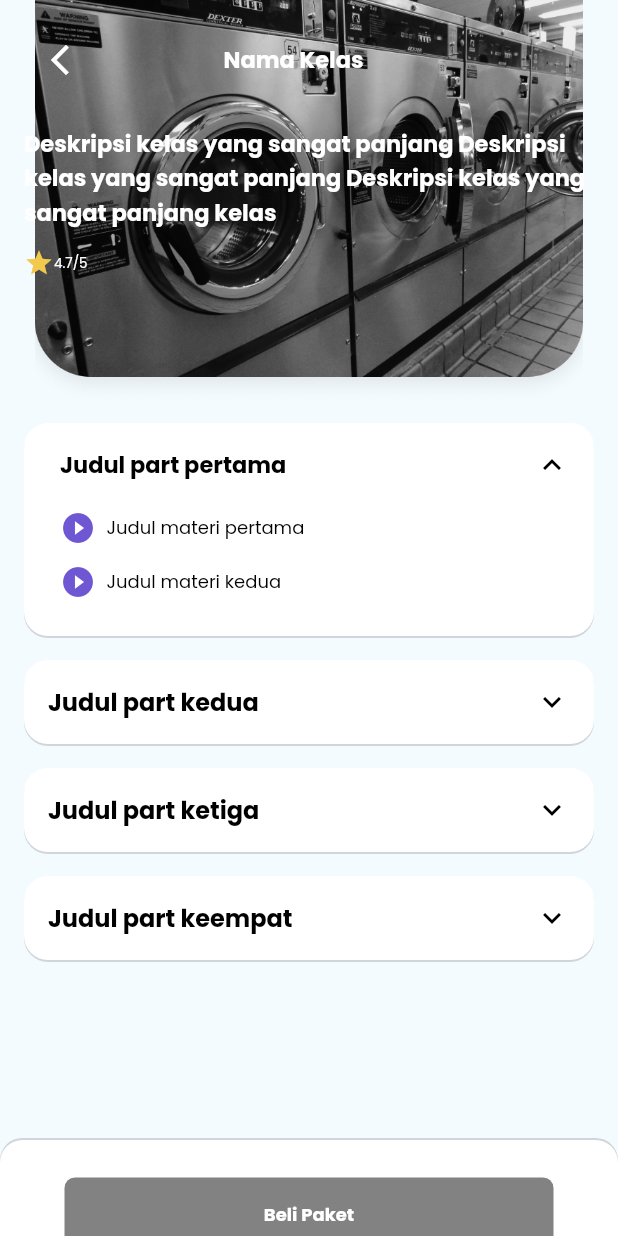
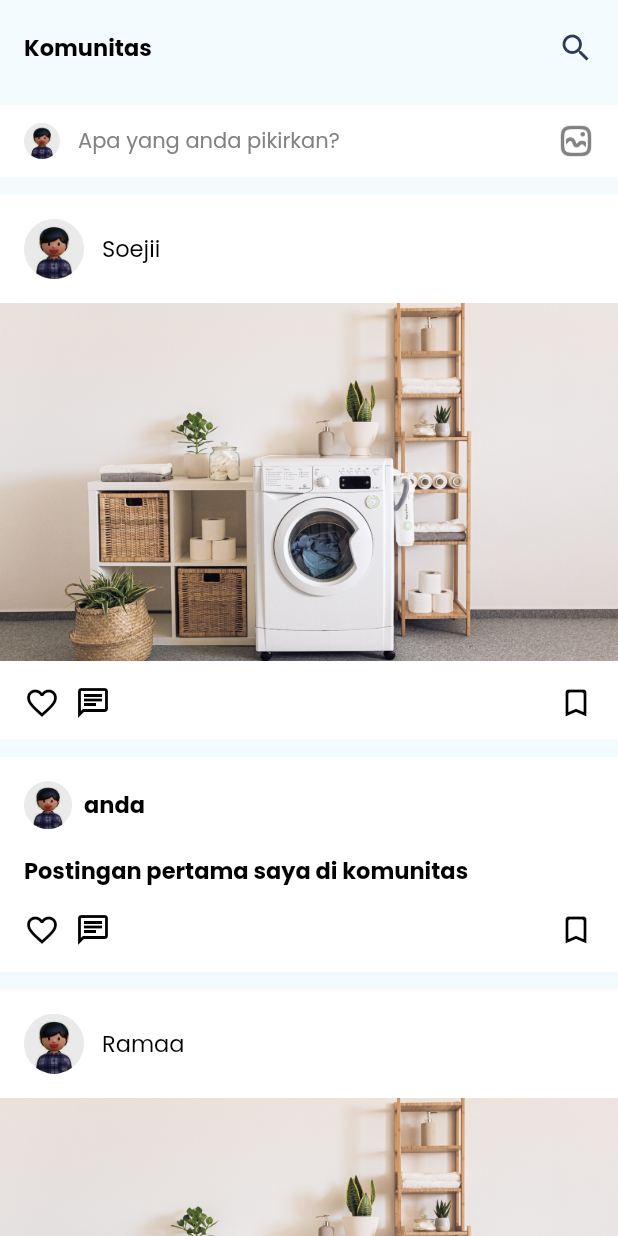
Before and after one commit to Soejii/BukaUsaha, a Flutter app: the screen it shows after launch, on a phone screen of 412 x 824 dp. Run offline on Flutter 3.47's test engine with Material 2 defaults, Android fonts, the light colour scheme and no system bars.

Commit message:
komunitas done

```diff
--- a/lib/main.dart
+++ b/lib/main.dart
@@ -1,6 +1,7 @@
 import 'package:buka_usaha/screens/beranda.dart';
 import 'package:buka_usaha/screens/detail_kelas.dart';
 import 'package:buka_usaha/screens/kelas_saya.dart';
+import 'package:buka_usaha/screens/komunitas.dart';
 import 'package:buka_usaha/screens/konsultasi.dart';
 import 'package:buka_usaha/screens/login_screen.dart';
 import 'package:buka_usaha/screens/paket_usaha.dart';
@@ -20,7 +21,7 @@ class MyApp extends StatelessWidget {
   Widget build(BuildContext context) {
     return const MaterialApp(
       debugShowCheckedModeBanner: false,
-      home: DetailKelas(),
+      home: Komunitas(),
     );
   }
 }
--- /dev/null
+++ b/lib/screens/komunitas.dart
@@ -0,0 +1,291 @@
+import 'package:buka_usaha/component/styleText.dart';
+import 'package:buka_usaha/utils/const.dart';
+import 'package:flutter/material.dart';
+import 'package:flutter/src/widgets/container.dart';
+import 'package:flutter/src/widgets/framework.dart';
+
+class Komunitas extends StatefulWidget {
+  const Komunitas({super.key});
+
+  @override
+  State<Komunitas> createState() => _KomunitasState();
+}
+
+class _KomunitasState extends State<Komunitas> {
+  @override
+  Widget build(BuildContext context) {
+    return Scaffold(
+      backgroundColor: mainbg,
+      body: ListView(
+        children: [
+          SizedBox(
+            height: 20,
+          ),
+          Padding(
+            padding: EdgeInsets.only(left: 16, right: 16),
+            child: Row(
+              crossAxisAlignment: CrossAxisAlignment.center,
+              mainAxisAlignment: MainAxisAlignment.spaceBetween,
+              children: [
+                StyleText(
+                  data: 'Komunitas',
+                  fontSize: 15,
+                  fontWeight: FontWeight.w600,
+                  color: Colors.black,
+                ),
+                Icon(
+                  Icons.search,
+                  color: Color.fromRGBO(46, 58, 89, 1),
+                )
+              ],
+            ),
+          ),
+          SizedBox(
+            height: 26,
+          ),
+          Container(
+            width: double.infinity,
+            height: 48,
+            color: Colors.white,
+            child: Padding(
+              padding: const EdgeInsets.only(
+                left: 16,
+                right: 16,
+                bottom: 12,
+                top: 12,
+              ),
+              child: Row(
+                crossAxisAlignment: CrossAxisAlignment.center,
+                children: [
+                  Image.asset(
+                    'assets/image/fotoProfil.png',
+                    scale: 4,
+                  ),
+                  SizedBox(
+                    width: 12,
+                  ),
+                  StyleText(
+                    data: 'Apa yang anda pikirkan?',
+                    fontSize: 14,
+                    fontWeight: FontWeight.w500,
+                    color: abu,
+                  ),
+                  Expanded(child: Container()),
+                  Image.asset(
+                    'assets/image/iconProfile.png',
+                    scale: 1,
+                  ),
+                ],
+              ),
+            ),
+          ),
+          SizedBox(
+            height: 12,
+          ),
+          Container(
+            width: double.infinity,
+            decoration: BoxDecoration(color: Colors.white),
+            child: Column(
+              children: [
+                Padding(
+                  padding: const EdgeInsets.only(
+                      left: 16, right: 16, top: 16, bottom: 16),
+                  child: Row(
+                    children: [
+                      Image.asset(
+                        'assets/image/fotoProfil.png',
+                        scale: 4,
+                      ),
+                      SizedBox(
+                        width: 12,
+                      ),
+                      StyleText(
+                        data: 'Soejii',
+                        fontSize: 15,
+                        fontWeight: FontWeight.w500,
+                        color: Colors.black,
+                      )
+                    ],
+                  ),
+                ),
+                Image.asset(
+                  'assets/image/fotoKomunitas.png',
+                ),
+                SizedBox(
+                  height: 16,
+                ),
+                Padding(
+                  padding: const EdgeInsets.only(
+                    left: 16,
+                    right: 16,
+                    bottom: 12,
+                  ),
+                  child: Container(
+                    child: Row(
+                      children: [
+                        Icon(
+                          Icons.favorite_outline,
+                          color: Colors.black,
+                        ),
+                        SizedBox(
+                          width: 10,
+                        ),
+                        Icon(
+                          Icons.chat_outlined,
+                          color: Colors.black,
+                        ),
+                        Expanded(child: Container()),
+                        Icon(
+                          Icons.bookmark_outline_rounded,
+                          color: Colors.black,
+                        ),
+                      ],
+                    ),
+                  ),
+                )
+              ],
+            ),
+          ),
+          SizedBox(
+            height: 12,
+          ),
+          Container(
+            color: Colors.white,
+            width: double.infinity,
+            child: Padding(
+              padding: EdgeInsets.all(16),
+              child: Column(
+                crossAxisAlignment: CrossAxisAlignment.start,
+                children: [
+                  Container(
+                    child: Row(
+                      children: [
+                        Image.asset(
+                          'assets/image/fotoProfil.png',
+                          scale: 5,
+                        ),
+                        SizedBox(
+                          width: 8,
+                        ),
+                        StyleText(
+                          data: 'anda',
+                          fontSize: 15,
+                          fontWeight: FontWeight.w600,
+                          color: Colors.black,
+                        ),
+                      ],
+                    ),
+                  ),
+                  SizedBox(
+                    height: 16,
+                  ),
+                  StyleText(
+                    data: 'Postingan pertama saya di komunitas',
+                    fontSize: 15,
+                    fontWeight: FontWeight.w600,
+                    color: Colors.black,
+                  ),
+                  SizedBox(
+                    height: 16,
+                  ),
+                  Container(
+                    child: Row(
+                      children: [
+                        Icon(
+                          Icons.favorite_outline,
+                          color: Colors.black,
+                        ),
+                        SizedBox(
+                          width: 10,
+                        ),
+                        Icon(
+                          Icons.chat_outlined,
+                          color: Colors.black,
+                        ),
+                        Expanded(child: Container()),
+                        Icon(
+                          Icons.bookmark_outline_rounded,
+                          color: Colors.black,
+                        ),
+                      ],
+                    ),
+                  )
+                ],
+              ),
+            ),
+          ),
+          SizedBox(
+            height: 12,
+          ),
+          Container(
+            width: double.infinity,
+            decoration: BoxDecoration(color: Colors.white),
+            child: Column(
+              children: [
+                Padding(
+                  padding: const EdgeInsets.only(
+                      left: 16, right: 16, top: 16, bottom: 16),
+                  child: Row(
+                    children: [
+                      Image.asset(
+                        'assets/image/fotoProfil.png',
+                        scale: 4,
+                      ),
+                      SizedBox(
+                        width: 12,
+                      ),
+                      StyleText(
+                        data: 'Ramaa',
+                        fontSize: 15,
+                        fontWeight: FontWeight.w500,
+                        color: Colors.black,
+                      )
+                    ],
+                  ),
+                ),
+                Image.asset(
+                  'assets/image/fotoKomunitas.png',
+                ),
+                SizedBox(
+                  height: 16,
+                ),
+                Padding(
+                  padding: const EdgeInsets.only(
+                    left: 16,
+                    right: 16,
+                    bottom: 12,
+                  ),
+                  child: Container(
+                    child: Row(
+                      children: [
+                        Icon(
+                          Icons.favorite_outline,
+                          color: Colors.black,
+                        ),
+                        SizedBox(
+                          width: 10,
+                        ),
+                        Icon(
+                          Icons.chat_outlined,
+                          color: Colors.black,
+                        ),
+                        Expanded(child: Container()),
+                        Icon(
+                          Icons.bookmark_outline_rounded,
+                          color: Colors.black,
+                        ),
+                      ],
+                    ),
+                  ),
+                )
+              ],
+            ),
+          ),
+          SizedBox(
+            height: 60,
+          ),
+        ],
+      ),
+    );
+  }
+}
```
Also changed, not shown: assets/image/fotoKomunitas.png (added).
